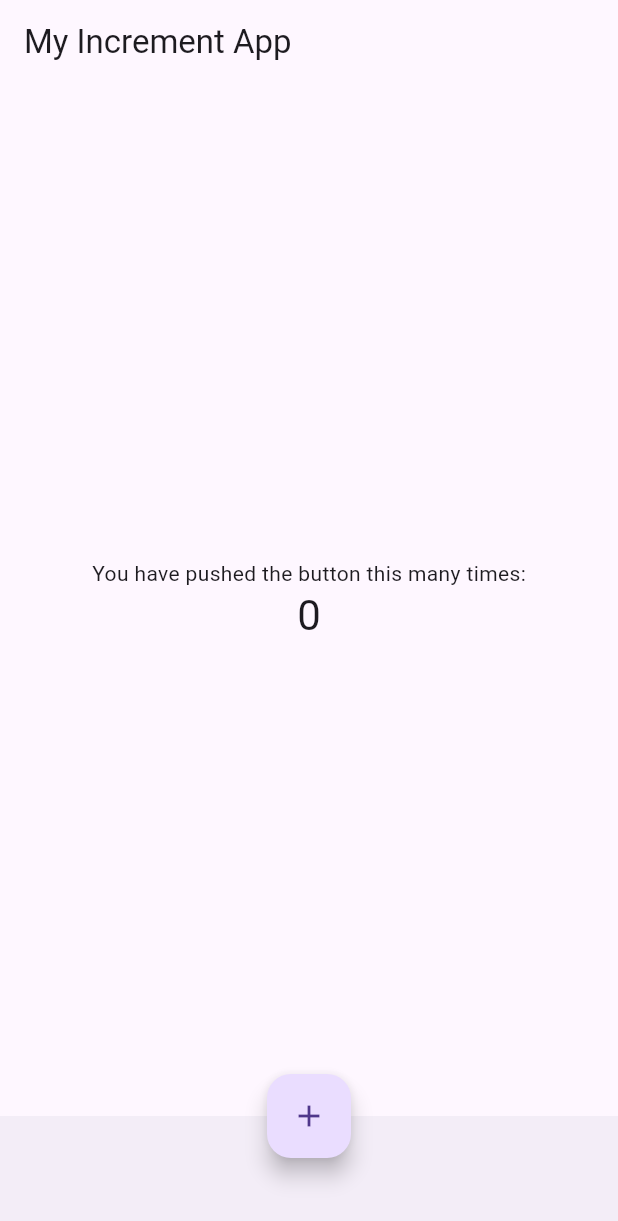
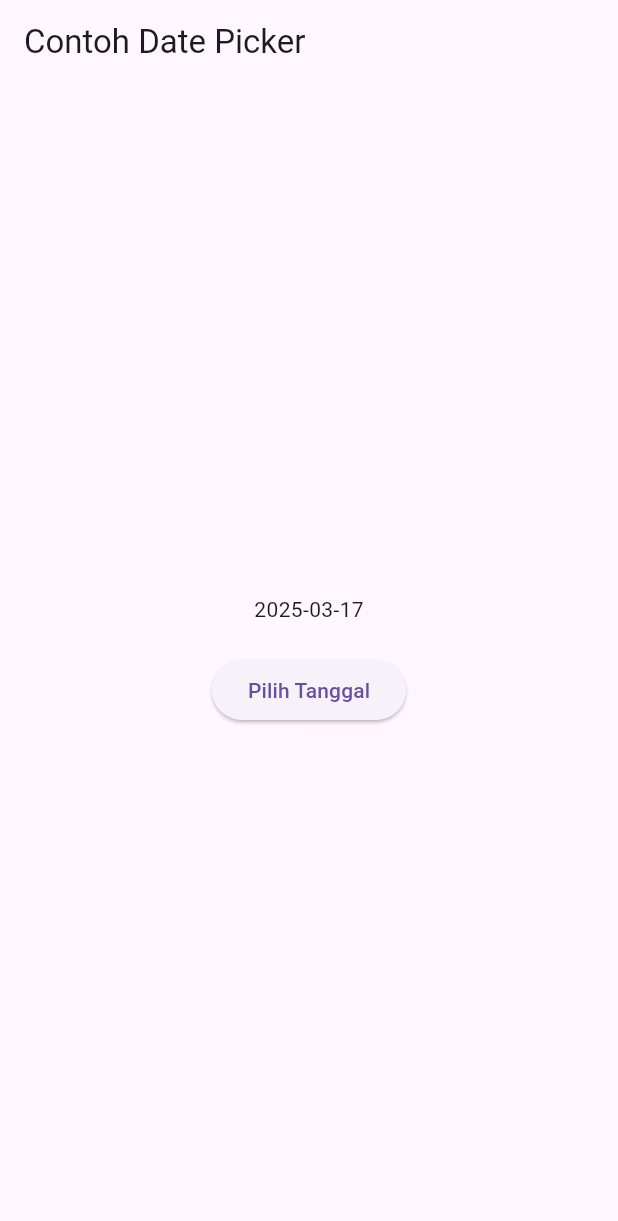
Before and after one commit to fadlanLp3i/flutter-fundamental-latih1, a Flutter app: the screen it shows after launch, on a phone screen of 412 x 824 dp. Shown: the top 1221 px of the screen. Run offline on Flutter 3.47's test engine with Material 3 defaults, Android fonts, the phone set to English and light mode, and no system bars.

Commit message:
Update Finish

```diff
--- a/lib/main.dart
+++ b/lib/main.dart
@@ -128,24 +128,183 @@
 
 // LANGKAH 3
 
+// import 'package:flutter/material.dart';
+
+//  void main() {
+//    runApp(const MyApp());
+//  }
+
+// class MyApp extends StatelessWidget {
+//   const MyApp({Key? key}) : super(key: key);
+
+//   // This widget is the root of your application.
+//   @override
+//   Widget build(BuildContext context) {
+//     return MaterialApp(
+//       title: 'Flutter Demo',
+//       theme: ThemeData(
+//         primarySwatch: Colors.red,
+//       ),
+//       home: const MyHomePage(title: 'My Increment App'),
+//     );
+//   }
+// }
+
+// class MyHomePage extends StatefulWidget {
+//   const MyHomePage({Key? key, required this.title}) : super(key: key);
+
+//   final String title;
+
+//   @override
+//   State<MyHomePage> createState() => _MyHomePageState();
+// }
+
+// class _MyHomePageState extends State<MyHomePage> {
+//   int _counter = 0;
+
+//   void _incrementCounter() {
+//     setState(() {
+//       _counter++;
+//     });
+//   }
+
+//   @override
+//   Widget build(BuildContext context) {
+//     return Scaffold(
+//       appBar: AppBar(
+//         title: Text(widget.title),
+//       ),
+//       body: Center(
+//         child: Column(
+//           mainAxisAlignment: MainAxisAlignment.center,
+//           children: <Widget>[
+//             const Text(
+//               'You have pushed the button this many times:',
+//             ),
+//             Text(
+//               '$_counter',
+//               style: Theme.of(context).textTheme.headlineMedium,
+//             ),
+//           ],
+//         ),
+//       ),
+//       bottomNavigationBar: BottomAppBar(
+//         child: Container(
+//           height: 50.0,
+//         ),
+//       ),
+//       floatingActionButton: FloatingActionButton(
+//         onPressed: _incrementCounter,
+//         tooltip: 'Increment Counter',
+//         child: const Icon(Icons.add),
+//       ),
+//       floatingActionButtonLocation: FloatingActionButtonLocation.centerDocked,
+//     );
+//   }
+// }
+
+//LANGKAH 4
+// import 'package:flutter/material.dart';
+
+// void main() => runApp(const MyApp());
+
+// class MyApp extends StatelessWidget {
+//   const MyApp({Key? key}) : super(key: key);
+
+//   @override
+//   Widget build(BuildContext context) {
+//     return const MaterialApp(
+//       debugShowCheckedModeBanner: false,
+//       home: Scaffold(
+//         body: MyLayout(),
+//       ),
+//     );
+//   }
+// }
+
+// class MyLayout extends StatelessWidget {
+//   const MyLayout({Key? key}) : super(key: key);
+
+//   @override
+//   Widget build(BuildContext context) {
+//     return Center(
+//       child: Padding(
+//         padding: const EdgeInsets.all(8.0),
+//         child: ElevatedButton(
+//           child: const Text('Show alert'),
+//           onPressed: () {
+//             showAlertDialog(context);
+//           },
+//         ),
+//       ),
+//     );
+//   }
+// }
+
+// void showAlertDialog(BuildContext context) {
+//   // set up the button
+//   Widget okButton = TextButton(
+//     child: const Text("OK"),
+//     onPressed: () {
+//       Navigator.pop(context);
+//     },
+//   );
+
+//   // set up the AlertDialog
+//   AlertDialog alert = AlertDialog(
+//     title: const Text("My title"),
+//     content: const Text("This is my message."),
+//     actions: [
+//       okButton,
+//     ],
+//   );
+
+//   // show the dialog
+//   showDialog(
+//     context: context,
+//     builder: (BuildContext context) {
+//       return alert;
+//     },
+//   );
+// }
+
+//Langkah 5
+
+// class MyApp extends StatelessWidget {
+//   const MyApp({Key? key}) : super(key: key);
+
+//   @override
+//   Widget build(BuildContext context) {
+//     return MaterialApp(
+//       home: Scaffold(
+//         appBar: AppBar(title: const Text("Contoh TextField")),
+//         body: const TextField(
+//           obscureText: false,
+//           decoration: InputDecoration(
+//             border: OutlineInputBorder(),
+//             labelText: 'Nama : Fadlan Al Mukhsi',
+//           ),
+//         ),
+//       ),
+//     );
+//   }
+// }
+
+//Langkah 6
+
+import 'dart:async';
 import 'package:flutter/material.dart';
 
-void main() {
-  runApp(const MyApp());
-}
+void main() => runApp(const MyApp());
 
 class MyApp extends StatelessWidget {
   const MyApp({Key? key}) : super(key: key);
 
-  // This widget is the root of your application.
   @override
   Widget build(BuildContext context) {
-    return MaterialApp(
-      title: 'Flutter Demo',
-      theme: ThemeData(
-        primarySwatch: Colors.red,
-      ),
-      home: const MyHomePage(title: 'My Increment App'),
+    return const MaterialApp(
+      title: 'Contoh Date Picker',
+      home: MyHomePage(title: 'Contoh Date Picker'),
     );
   }
 }
@@ -156,16 +315,26 @@ class MyHomePage extends StatefulWidget {
   final String title;
 
   @override
-  State<MyHomePage> createState() => _MyHomePageState();
+  _MyHomePageState createState() => _MyHomePageState();
 }
 
 class _MyHomePageState extends State<MyHomePage> {
-  int _counter = 0;
+  // Variable/State untuk mengambil tanggal
+  DateTime selectedDate = DateTime.now();
 
-  void _incrementCounter() {
-    setState(() {
-      _counter++;
-    });
+  //  Initial SelectDate FLutter
+  Future<void> _selectDate(BuildContext context) async {
+    // Initial DateTime FIinal Picked
+    final DateTime? picked = await showDatePicker(
+        context: context,
+        initialDate: selectedDate,
+        firstDate: DateTime(2015, 8),
+        lastDate: DateTime(2101));
+    if (picked != null && picked != selectedDate) {
+      setState(() {
+        selectedDate = picked;
+      });
+    }
   }
 
   @override
@@ -176,29 +345,23 @@ class _MyHomePageState extends State<MyHomePage> {
       ),
       body: Center(
         child: Column(
-          mainAxisAlignment: MainAxisAlignment.center,
+          mainAxisSize: MainAxisSize.min,
           children: <Widget>[
-            const Text(
-              'You have pushed the button this many times:',
+            Text("${selectedDate.toLocal()}".split(' ')[0]),
+            const SizedBox(
+              height: 20.0,
             ),
-            Text(
-              '$_counter',
-              style: Theme.of(context).textTheme.headlineMedium,
+            ElevatedButton(
+              onPressed: () => {
+                _selectDate(context),
+                // ignore: avoid_print
+                print(selectedDate.day + selectedDate.month + selectedDate.year)
+              },
+              child: const Text('Pilih Tanggal'),
             ),
           ],
         ),
       ),
-      bottomNavigationBar: BottomAppBar(
-        child: Container(
-          height: 50.0,
-        ),
-      ),
-      floatingActionButton: FloatingActionButton(
-        onPressed: _incrementCounter,
-        tooltip: 'Increment Counter',
-        child: const Icon(Icons.add),
-      ),
-      floatingActionButtonLocation: FloatingActionButtonLocation.centerDocked,
     );
   }
 }
```
Also changed, not shown: IMG/Success07.png (added), IMG/Success08.png (added), IMG/Success09.png (added), 1 other file.
